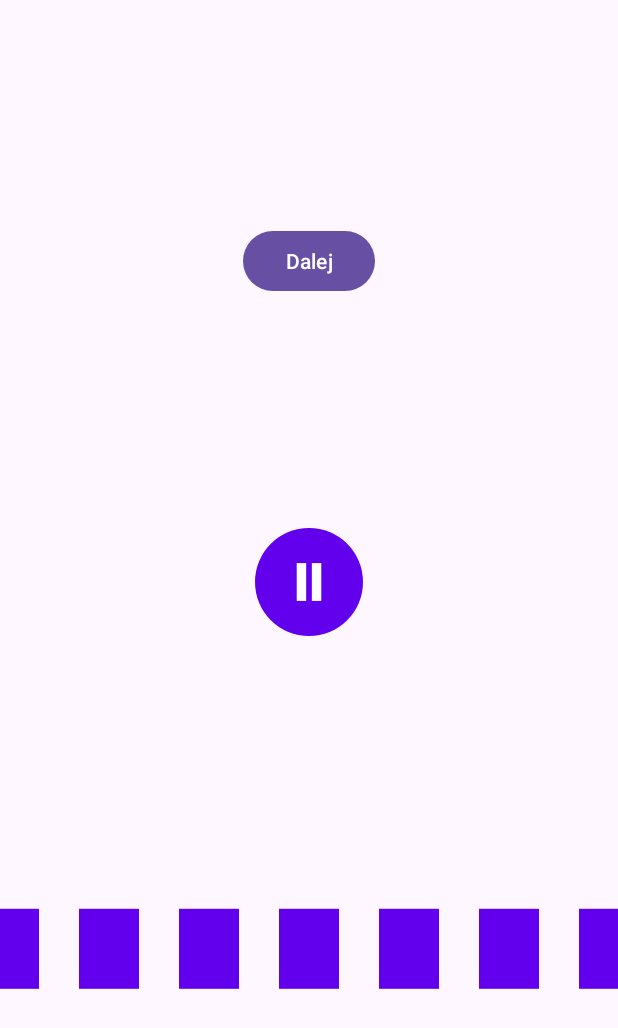
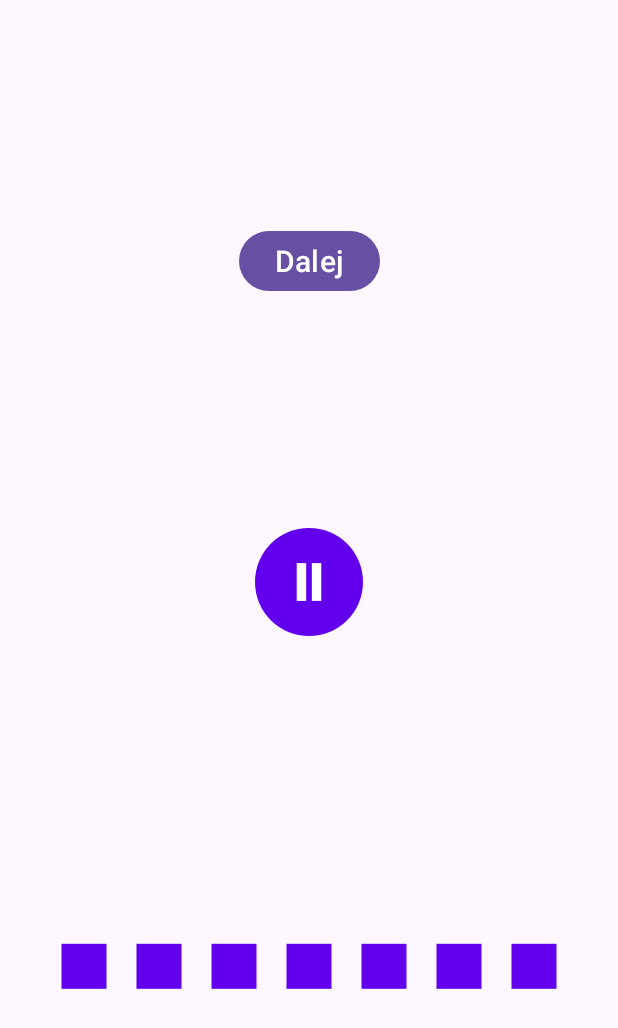
Before and after one commit to Mawv1/Animation-Example-Android, an Android app: the screen it shows after launch (MainActivity), after a tap on "Przycisk odtwarzania/zatrzymania", on a phone screen of 412 x 824 dp. Shown: the top 1028 px of the screen. Run offline under Robolectric (Android 15) with nearby library versions, the phone set to English and light mode, and no system bars.

Commit message:
Used attrs.xml to generate waves

```diff
--- a/app/src/main/java/com/example/customviewexample/BarsWaveView.kt
+++ b/app/src/main/java/com/example/customviewexample/BarsWaveView.kt
@@ -13,20 +13,33 @@ class BarsWaveView @JvmOverloads constructor(
     context: Context, attrs: AttributeSet? = null, defStyleAttr: Int = 0
 ) : View(context, attrs, defStyleAttr) {
 
-    private val barCount = 7
-    private val barWidth = 60f
-    private val barSpacing = 40f
-    private val minBarHeight = 80f
-    private val maxBarHeight = 350f
+    var barCount: Int
+    var barWidth: Float
+    var barSpacing: Float
+    var minBarHeight: Float
+    var maxBarHeight: Float
     private val paint = Paint(Paint.ANTI_ALIAS_FLAG).apply {
-        color = 0xFF6200EE.toInt()
+        color = 0xFF6200EE.toInt() // kolor na stałe
         style = Paint.Style.FILL
     }
-    private val barHeights = FloatArray(barCount) { minBarHeight }
+
+    private lateinit var barHeights: FloatArray
     private val animators = mutableListOf<ValueAnimator>()
 
-    var isRunning = true
+    var isRunning = false
         private set
+
+    init {
+        val typedArray = context.obtainStyledAttributes(attrs, R.styleable.BarsWaveView)
+        barCount = typedArray.getInt(R.styleable.BarsWaveView_barCount, 7)
+        barWidth = typedArray.getDimension(R.styleable.BarsWaveView_barWidth, 60f)
+        barSpacing = typedArray.getDimension(R.styleable.BarsWaveView_barSpacing, 40f)
+        minBarHeight = typedArray.getDimension(R.styleable.BarsWaveView_minBarHeight, 80f)
+        maxBarHeight = typedArray.getDimension(R.styleable.BarsWaveView_maxBarHeight, 350f)
+        typedArray.recycle()
+
+        barHeights = FloatArray(barCount) { minBarHeight }
+    }
 
     fun stopAnimation() {
         isRunning = false
@@ -40,16 +53,11 @@ class BarsWaveView @JvmOverloads constructor(
     fun startAnimation() {
         if (isRunning) return
         isRunning = true
-        if (Build.VERSION.SDK_INT >= Build.VERSION_CODES.KITKAT) {
+        if (animators.isEmpty() || Build.VERSION.SDK_INT < Build.VERSION_CODES.KITKAT) {
+            startAnimations()
+        } else {
             animators.forEach { it.resume() }
-        } else {
-            // Dla starszych API trzeba utworzyć animacje od nowa
-            startAnimations()
         }
-    }
-
-    init {
-        startAnimations()
     }
 
     private fun startAnimations() {
--- a/app/src/main/java/com/example/customviewexample/MainActivity.kt
+++ b/app/src/main/java/com/example/customviewexample/MainActivity.kt
@@ -12,7 +12,6 @@ class MainActivity : AppCompatActivity() {
 
         val barsWaveView = findViewById<BarsWaveView>(R.id.bars_wave_view)
         val playStopButton = findViewById<AnimatedPlayStopButton>(R.id.play_stop_button)
-
         val nextScreenButton = findViewById<Button>(R.id.next_screen_button)
 
         nextScreenButton.setOnClickListener {
@@ -24,12 +23,14 @@ class MainActivity : AppCompatActivity() {
         playStopButton.setOnClickListener {
             if (barsWaveView.isRunning) {
                 barsWaveView.stopAnimation()
-                playStopButton.setPlaying(false)
+                playStopButton.setPlaying(true)
             } else {
                 barsWaveView.startAnimation()
-                playStopButton.setPlaying(true)
+                playStopButton.setPlaying(false)
             }
         }
-//        playStopButton.setPlaying(true)
+
+        barsWaveView.stopAnimation()
+        playStopButton.setPlaying(true)
     }
 }
--- a/app/src/main/java/com/example/customviewexample/SecondScreen.kt
+++ b/app/src/main/java/com/example/customviewexample/SecondScreen.kt
@@ -1,6 +1,5 @@
 package com.example.customviewexample
 
-import android.content.Intent
 import android.os.Bundle
 import android.widget.Button
 import androidx.activity.enableEdgeToEdge
@@ -13,8 +12,9 @@ class SecondScreen : AppCompatActivity() {
         setContentView(R.layout.activity_second_screen)
 
         val backToMainScreenButton = findViewById<Button>(R.id.back_button)
-        backToMainScreenButton.setOnClickListener{
-
+        backToMainScreenButton.setOnClickListener {
+            finish()
+            overridePendingTransition(R.anim.slide_in_left, R.anim.slide_out_right)
         }
     }
 }
--- /dev/null
+++ b/app/src/main/res/anim/slide_in_left.xml
@@ -0,0 +1,4 @@
+<?xml version="1.0" encoding="utf-8"?>
+<set xmlns:android="http://schemas.android.com/apk/res/android">
+    <translate android:fromXDelta="-100%" android:toXDelta="0%" android:duration="300"/>
+</set>
--- /dev/null
+++ b/app/src/main/res/anim/slide_out_right.xml
@@ -0,0 +1,4 @@
+<?xml version="1.0" encoding="utf-8"?>
+<set xmlns:android="http://schemas.android.com/apk/res/android">
+    <translate android:fromXDelta="0%" android:toXDelta="100%" android:duration="300"/>
+</set>
--- a/app/src/main/res/layout/activity_main.xml
+++ b/app/src/main/res/layout/activity_main.xml
@@ -10,6 +10,7 @@
         android:layout_width="wrap_content"
         android:layout_height="wrap_content"
         android:text="Dalej"
+        android:textSize="20dp"
         app:layout_constraintBottom_toTopOf="@+id/play_stop_button"
         app:layout_constraintEnd_toEndOf="parent"
         app:layout_constraintStart_toStartOf="parent"
@@ -20,7 +21,12 @@
         android:layout_width="match_parent"
         android:layout_height="match_parent"
         tools:layout_editor_absoluteX="-16dp"
-        tools:layout_editor_absoluteY="-205dp" />
+        tools:layout_editor_absoluteY="-205dp"
+        app:barCount="7"
+        app:barWidth="30dp"
+        app:barSpacing="20dp"
+        app:minBarHeight="30dp"
+        app:maxBarHeight="150dp" />
 
     <com.example.customviewexample.AnimatedPlayStopButton
         android:id="@+id/play_stop_button"
```
Also changed, not shown: app/src/main/res/values/attrs.xml (added, +10 -0 lines).
